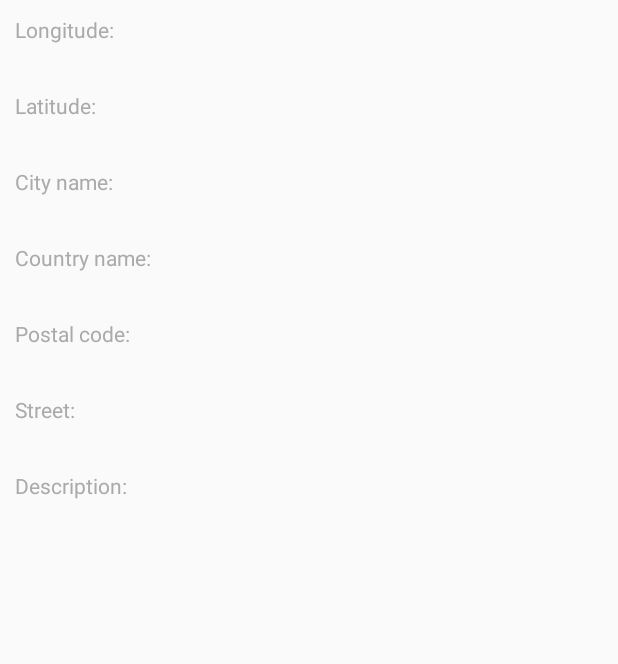
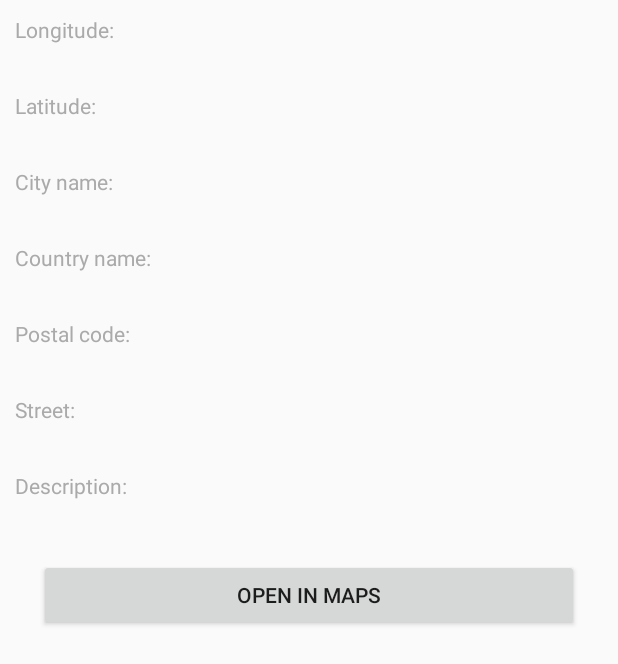
Before and after one commit to krykra7/FavouritePLaces, an Android app: the ShowDetailsActivity screen opened directly, with no data from a screen before it, on a phone screen of 412 x 824 dp. Shown: the top 664 px of the screen. Run offline under Robolectric (Android 15) with nearby library versions, the phone set to English and light mode, and no system bars; our stand-ins replace ButterKnife; 8 statements that could not run were skipped.

```diff
--- a/app/src/main/java/pl/krystiankrawczyk/favouriteplaces/locationservice/LocationService.java
+++ b/app/src/main/java/pl/krystiankrawczyk/favouriteplaces/locationservice/LocationService.java
@@ -66,6 +66,7 @@ public class LocationService extends Activity implements LocationListener {
     public void onSaveLocationClicked() {
         currentPositionDetails.setPlaceDescription(locationDescriptionET.getText().toString());
         UserData.getInstance(getBaseContext()).addNewFavouritePlace(currentPositionDetails);
+        Toast.makeText(this, R.string.location_service_saved, Toast.LENGTH_SHORT).show();
     }
 
     @Override
--- a/app/src/main/res/layout/places_details_activity.xml
+++ b/app/src/main/res/layout/places_details_activity.xml
@@ -97,4 +97,12 @@
         android:layout_marginBottom="@dimen/margin_medium"
         android:textSize="@dimen/big_text_size"/>
 
+    <Button
+        android:id="@+id/details_activity_open_in_maps"
+        android:layout_width="match_parent"
+        android:layout_height="wrap_content"
+        android:layout_marginEnd="@dimen/margin_big"
+        android:layout_marginStart="@dimen/margin_big"
+        android:text="@string/details_activity_text_in_maps"/>
+
 </LinearLayout>
--- a/app/src/main/res/values/strings.xml
+++ b/app/src/main/res/values/strings.xml
@@ -22,4 +22,6 @@
     <string name="location_service_geocoder">Could not connect to geocoder</string>
     <string name="location_service_provider_disabled">Disabled provider</string>
     <string name="location_service_provider_enabled">Enabled new provider</string>
+    <string name="details_activity_text_in_maps">Open in maps</string>
+    <string name="location_service_saved">Location saved!</string>
 </resources>
```
Also changed, not shown: app/src/main/java/pl/krystiankrawczyk/favouriteplaces/places/fragments/ShowDetailsActivity.java (+16 -0 lines).
